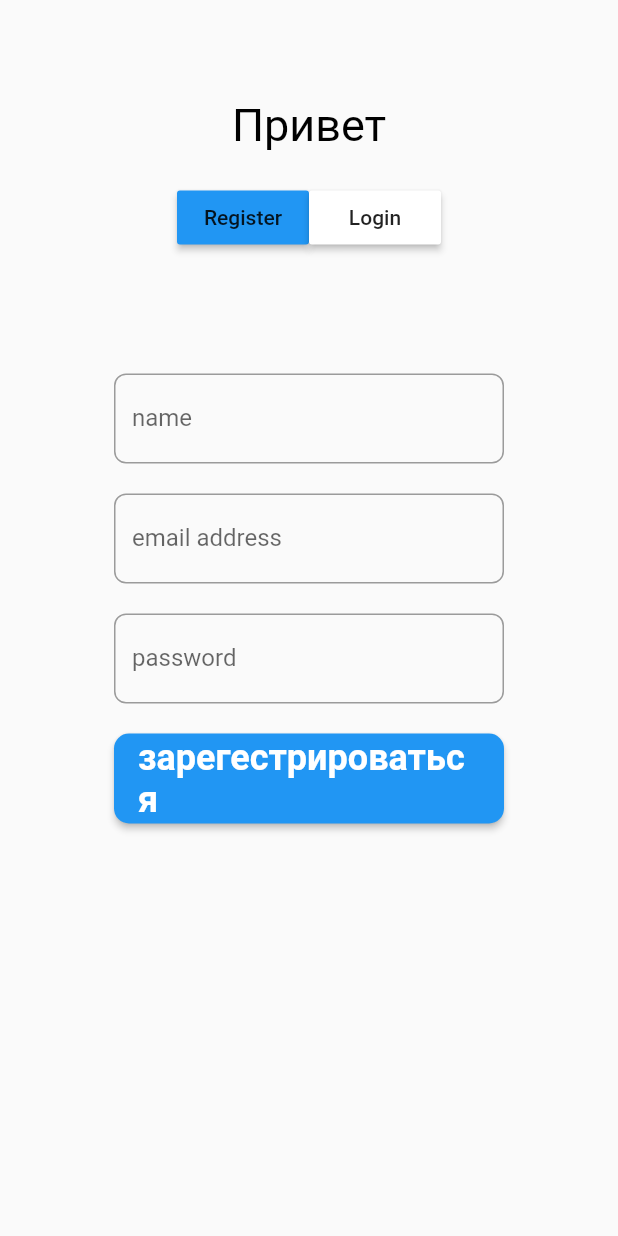
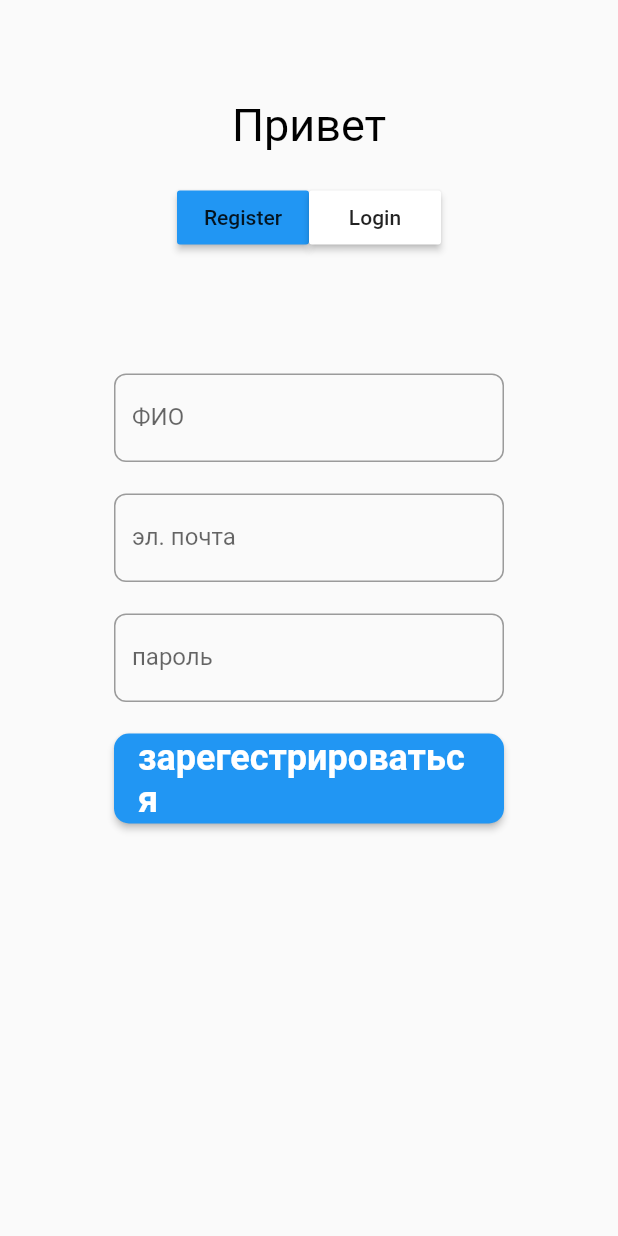
Before and after one commit to warfka/ppos_pnu, a Flutter app: the screen it shows after launch, on a phone screen of 412 x 824 dp. Run offline on Flutter 3.47's test engine with Material 2 defaults, Android fonts, the phone set to English and light mode, and no system bars; our stand-ins replace font_awesome_flutter, get, lottie, shared_preferences; missing offline and left inert: qr_code_scanner; generated files the repository leaves out were written again.

Commit message:
login ready

```diff
--- a/lib/api/api_endpoints.dart
+++ b/lib/api/api_endpoints.dart
@@ -1,6 +1,8 @@
+String _UserToken = '';
+
 class ApiEndPoints {
-  static final String baseUrl = 'http://localhost:8082/api/v1/';
-  //static final String baseUrl = 'http://10.0.2.2:8082/api/v1/';
+  //static final String baseUrl = 'http://localhost:8082/api/v1/';
+  static final String baseUrl = 'http://10.0.2.2:8082/api/v1/';
   static _AuthEndPoints authEndpoints = _AuthEndPoints();
   static _UserEndPoints userEndPoints = _UserEndPoints();
 }
--- /dev/null
+++ b/lib/globals.dart
@@ -0,0 +1,5 @@
+library ppos_pnu.globals;
+
+class GlobalsVar{
+  String UserToken = ' ';
+}
--- a/lib/pages/authorization/authorization_page.dart
+++ b/lib/pages/authorization/authorization_page.dart
@@ -78,17 +78,17 @@ class _AuthScreenState extends State<AuthScreen> {
   Widget registerWidget() {
     return Column(
       children: [
-        InputTextFieldWidget(registerationController.nameController, 'name'),
+        InputTextFieldWidget(registerationController.nameController, 'ФИО', false),
         SizedBox(
           height: 20,
         ),
         InputTextFieldWidget(
-            registerationController.emailController, 'email address'),
+            registerationController.emailController, 'эл. почта', false),
         SizedBox(
           height: 20,
         ),
         InputTextFieldWidget(
-            registerationController.passwordController, 'password'),
+            registerationController.passwordController, 'пароль', true),
         SizedBox(
           height: 20,
         ),
@@ -106,11 +106,11 @@ class _AuthScreenState extends State<AuthScreen> {
         SizedBox(
           height: 20,
         ),
-        InputTextFieldWidget(loginController.emailController, 'эл. почта'),
+        InputTextFieldWidget(loginController.emailController, 'эл. почта', false),
         SizedBox(
           height: 20,
         ),
-        InputTextFieldWidget(loginController.passwordController, 'пароль'),
+        InputTextFieldWidget(loginController.passwordController, 'пароль', true),
         SizedBox(
           height: 20,
         ),
--- /dev/null
+++ b/lib/pages/authorization/controller/globals.dart
@@ -0,0 +1 @@
+// TODO Implement this library.
--- a/lib/pages/authorization/widgets/input_fields.dart
+++ b/lib/pages/authorization/widgets/input_fields.dart
@@ -6,17 +6,18 @@ import 'package:font_awesome_flutter/font_awesome_flutter.dart';
 class InputTextFieldWidget extends StatelessWidget {
   final TextEditingController textEditingController;
   final String hintText;
-  InputTextFieldWidget(this.textEditingController, this.hintText);
+  final bool obscureText;
+  InputTextFieldWidget(this.textEditingController, this.hintText, this.obscureText);
   @override
   Widget build(BuildContext context) {
     return Container(
       width: 260,
       height: 60,
       child: TextField(
-        obscureText: true,
+        obscureText: obscureText,
         controller: textEditingController,
         decoration: InputDecoration(
-            suffix: Icon(FontAwesomeIcons.eyeSlash,color: Colors.red,),
+            //suffix: Icon(FontAwesomeIcons.eyeSlash,color: Colors.red,),
             labelText: hintText,
             border: OutlineInputBorder(
               borderRadius: BorderRadius.all(Radius.circular(8)),
--- a/lib/pages/user_pages/profile_page.dart
+++ b/lib/pages/user_pages/profile_page.dart
@@ -1,7 +1,6 @@
 import 'package:flutter/material.dart';
 
 import '../../ui/profile/user_image_widget.dart';
-
 
 class ProfilePage extends StatefulWidget {
   const ProfilePage({super.key});
@@ -38,6 +37,7 @@ class _ProfilePageState extends State<ProfilePage> {
                   child: Center(
                     child: Text(
                       'Егор Сироткин',
+                          //'$_UserToken',
                       style: TextStyle(
                         fontSize: 25,
 
```
Also changed, not shown: lib/pages/authorization/controller/login_controller.dart (+21 -8 lines).
